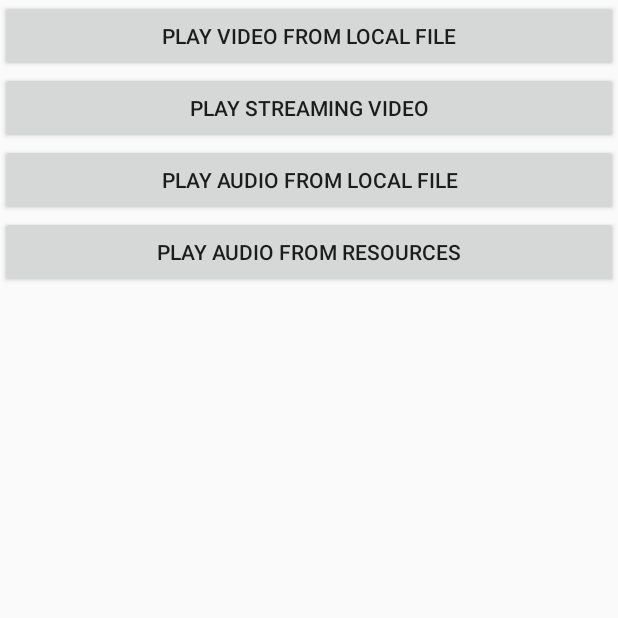
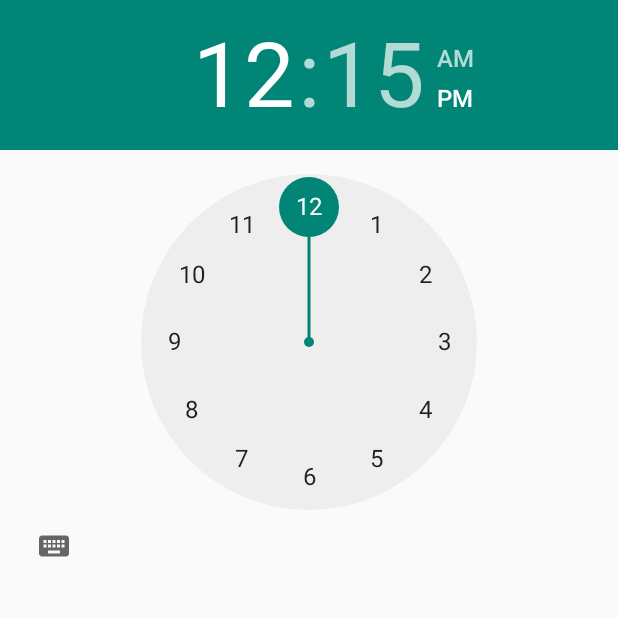
Before and after one commit to ninjachen/MyAndroidApplication, an Android app: the screen it shows after launch (MediaPlayerDemo before the commit, DateWidgets2 after it), on a phone screen of 412 x 824 dp, the top half of it. Run offline under Robolectric (Android 15) with nearby library versions, the phone set to English and light mode, and no system bars.

Commit message:
2nd commit

```diff
--- a/MyApplication/build.gradle
+++ b/MyApplication/build.gradle
@@ -24,4 +24,5 @@ android {
 
 dependencies {
     compile 'com.android.support:appcompat-v7:+'
+    compile 'com.android.support:support-v4:18.0.0'
 }
--- /dev/null
+++ b/MyApplication/src/main/java/com/example/myapplication/DateWidgets2.java
@@ -0,0 +1,67 @@
+/*
+ * Copyright (C) 2007 The Android Open Source Project
+ *
+ * Licensed under the Apache License, Version 2.0 (the "License");
+ * you may not use this file except in compliance with the License.
+ * You may obtain a copy of the License at
+ *
+ *      http://www.apache.org/licenses/LICENSE-2.0
+ *
+ * Unless required by applicable law or agreed to in writing, software
+ * distributed under the License is distributed on an "AS IS" BASIS,
+ * WITHOUT WARRANTIES OR CONDITIONS OF ANY KIND, either express or implied.
+ * See the License for the specific language governing permissions and
+ * limitations under the License.
+ */
+
+package com.example.myapplication;
+
+
+import android.app.Activity;
+import android.widget.TextView;
+import android.widget.TimePicker;
+import android.os.Bundle;
+
+public class DateWidgets2 extends Activity {
+
+    // where we display the selected date and time
+    private TextView mTimeDisplay;
+
+
+    @Override
+    protected void onCreate(Bundle savedInstanceState) {
+        super.onCreate(savedInstanceState);
+
+        setContentView(R.layout.date_widgets_example_2);
+
+        TimePicker timePicker = (TimePicker) findViewById(R.id.timePicker);
+        timePicker.setCurrentHour(12);
+        timePicker.setCurrentMinute(15);
+
+        mTimeDisplay = (TextView) findViewById(R.id.dateDisplay);
+
+        updateDisplay(12, 15);
+
+        timePicker.setOnTimeChangedListener(new TimePicker.OnTimeChangedListener() {
+
+            public void onTimeChanged(TimePicker view, int hourOfDay, int minute) {
+                updateDisplay(hourOfDay, minute);
+            }
+        });
+    }
+
+    private void updateDisplay(int hourOfDay, int minute) {
+        mTimeDisplay.setText(
+                    new StringBuilder()
+                    .append(pad(hourOfDay)).append(":")
+                    .append(pad(minute)));
+    }
+
+    private static String pad(int c) {
+        if (c >= 10)
+            return String.valueOf(c);
+        else
+            return "0" + String.valueOf(c);
+    }
+
+}
--- a/MyApplication/src/main/res/layout/activity_main.xml
+++ b/MyApplication/src/main/res/layout/activity_item_detail.xml
@@ -1,7 +1,7 @@
 <FrameLayout xmlns:android="http://schemas.android.com/apk/res/android"
     xmlns:tools="http://schemas.android.com/tools"
-    android:id="@+id/container"
+    android:id="@+id/item_detail_container"
     android:layout_width="match_parent"
     android:layout_height="match_parent"
-    tools:context=".MainActivity"
+    tools:context="com.example.myapplication.ItemDetailActivity"
     tools:ignore="MergeRootFrame" />
--- /dev/null
+++ b/MyApplication/src/main/res/layout/date_widgets_example_2.xml
@@ -0,0 +1,33 @@
+<?xml version="1.0" encoding="utf-8"?>
+<!-- Copyright (C) 2007 The Android Open Source Project
+
+     Licensed under the Apache License, Version 2.0 (the "License");
+     you may not use this file except in compliance with the License.
+     You may obtain a copy of the License at
+
+          http://www.apache.org/licenses/LICENSE-2.0
+
+     Unless required by applicable law or agreed to in writing, software
+     distributed under the License is distributed on an "AS IS" BASIS,
+     WITHOUT WARRANTIES OR CONDITIONS OF ANY KIND, either express or implied.
+     See the License for the specific language governing permissions and
+     limitations under the License.
+-->
+
+<!-- example of using the time changed callback, with now visible 'set' button-->
+<LinearLayout xmlns:android="http://schemas.android.com/apk/res/android"
+    android:layout_width="wrap_content"
+    android:layout_height="wrap_content"
+    android:orientation="horizontal">
+
+    <TimePicker android:id="@+id/timePicker"
+        android:layout_height="wrap_content"
+        android:layout_width="match_parent"/>
+
+    <TextView android:id="@+id/dateDisplay"
+            android:layout_width="wrap_content"
+            android:layout_height="wrap_content"
+            android:paddingLeft="4dip"
+            android:text="@string/date_widgets_example_dateDisplay_text"/>
+
+</LinearLayout>
--- a/MyApplication/src/main/res/values-w820dp/dimens.xml
+++ /dev/null
@@ -1,6 +0,0 @@
-<resources>
-    <!-- Example customization of dimensions originally defined in res/values/dimens.xml
-         (such as screen margins) for screens with more than 820dp of available width. This
-         would include 7" and 10" devices in landscape (~960dp and ~1280dp respectively). -->
-    <dimen name="activity_horizontal_margin">64dp</dimen>
-</resources>
--- a/MyApplication/src/main/res/values/dimens.xml
+++ /dev/null
@@ -1,6 +0,0 @@
-<resources>
-    <!-- Default screen margins, per the Android Design guidelines. -->
-    <dimen name="activity_horizontal_margin">16dp</dimen>
-    <dimen name="activity_vertical_margin">16dp</dimen>
-
-    </resources>
--- a/MyApplication/src/main/res/values/strings.xml
+++ b/MyApplication/src/main/res/values/strings.xml
@@ -14,5 +14,8 @@
     <string name="res_audio">Play Audio from Resources</string>
     <string name="title_activity_media_player_demo__audio">MediaPlayerDemo_Audio</string>
     <string name="title_activity_media_play_demo__video">MediaPlayDemo_Video</string>
+    <string name="date_widgets_example_dateDisplay_text">date_widgets_example_dateDisplay_text</string>
+    <string name="date_widgets_example_pickTime_text">change the time</string>
+    <string name="date_widgets_example_pickDate_text">change the date</string>
 
 </resources>
```
Also changed, not shown: MyApplication/src/main/AndroidManifest.xml (+21 -9 lines), MyApplication/src/main/java/com/example/myapplication/DateWidgets1.java (added, +155 -0 lines), MyApplication/src/main/res/layout/activity_item_list.xml (added, +10 -0 lines), MyApplication/src/main/res/layout/activity_item_twopane.xml (added, +38 -0 lines), MyApplication/src/main/res/layout/date_widgets_example_1.xml (added, +40 -0 lines), MyApplication/src/main/res/layout/fragment_main.xml (deleted, +0 -16 lines), MyApplication/src/main/res/layout/fragment_media_play_demo__video.xml (deleted, +0 -16 lines), MyApplication/src/main/res/layout/fragment_media_player_demo__audio.xml (deleted, +0 -16 lines).
